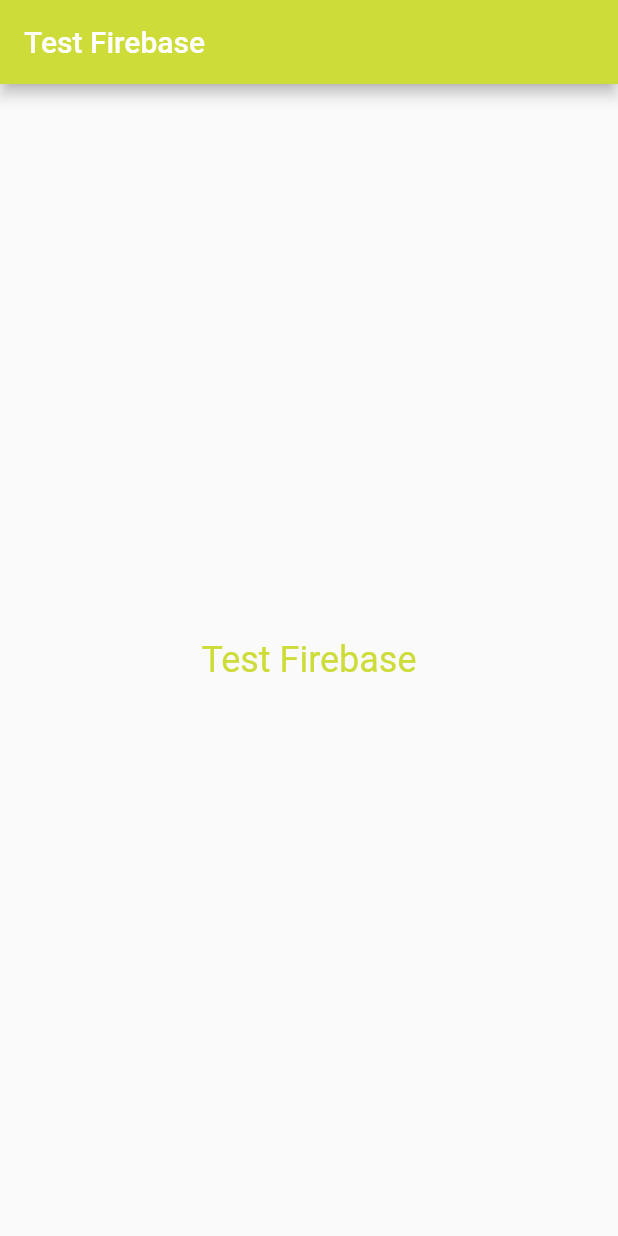
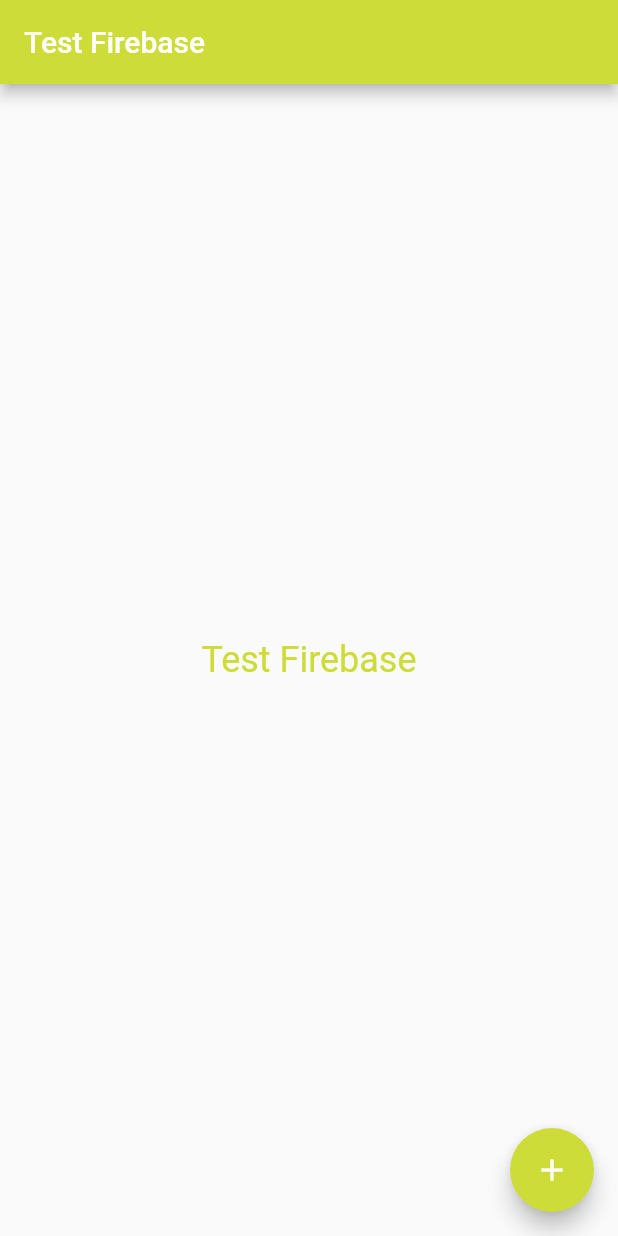
Before and after one commit to DannyGuevara1/ProyectoBlog, a Flutter app: the screen it shows after launch, on a phone screen of 412 x 824 dp. Run offline on Flutter 3.47's test engine with Material 2 defaults, Android fonts, the phone set to English and light mode, and no system bars.

Commit message:
Se agrego el floatingActionButton por danys guevara en local

```diff
--- a/test_firebase/lib/main.dart
+++ b/test_firebase/lib/main.dart
@@ -29,6 +29,11 @@ class _MainPage extends StatelessWidget{
       body: const Center(
         child: Text('Test Firebase', style: TextStyle(fontSize: 24,color: Colors.lime)),
       ),
+      floatingActionButton: FloatingActionButton(
+        onPressed: (){},
+        backgroundColor: Colors.lime,
+        child: const Icon(Icons.add),
+      )
     );
   }
 }
```
